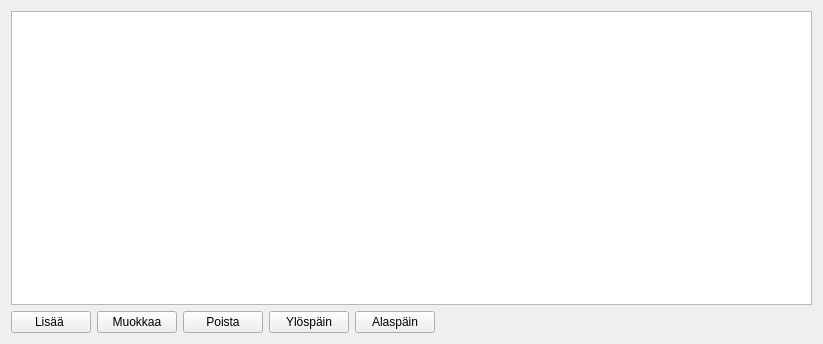
Old version of the form kitsas/maaritys/maksutapamuokkaus.ui in the repository artoh/kitupiikki.
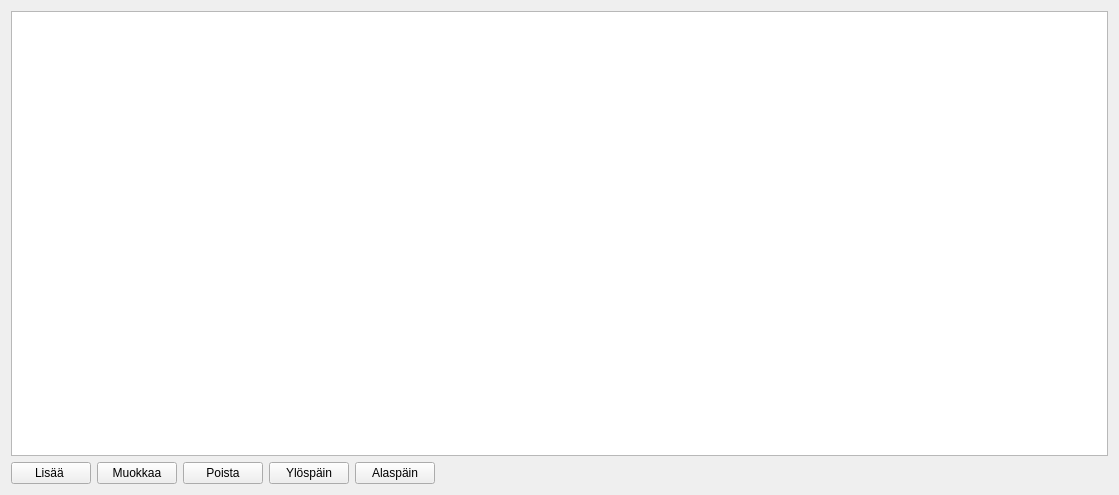
New version of the form. Icons and pictures are not drawn.

Patch:
```diff
--- a/kitsas/maaritys/maksutapamuokkaus.ui
+++ b/kitsas/maaritys/maksutapamuokkaus.ui
@@ -6,8 +6,8 @@
    <rect>
     <x>0</x>
     <y>0</y>
-    <width>823</width>
-    <height>344</height>
+    <width>1119</width>
+    <height>495</height>
    </rect>
   </property>
   <property name="windowTitle">
```
